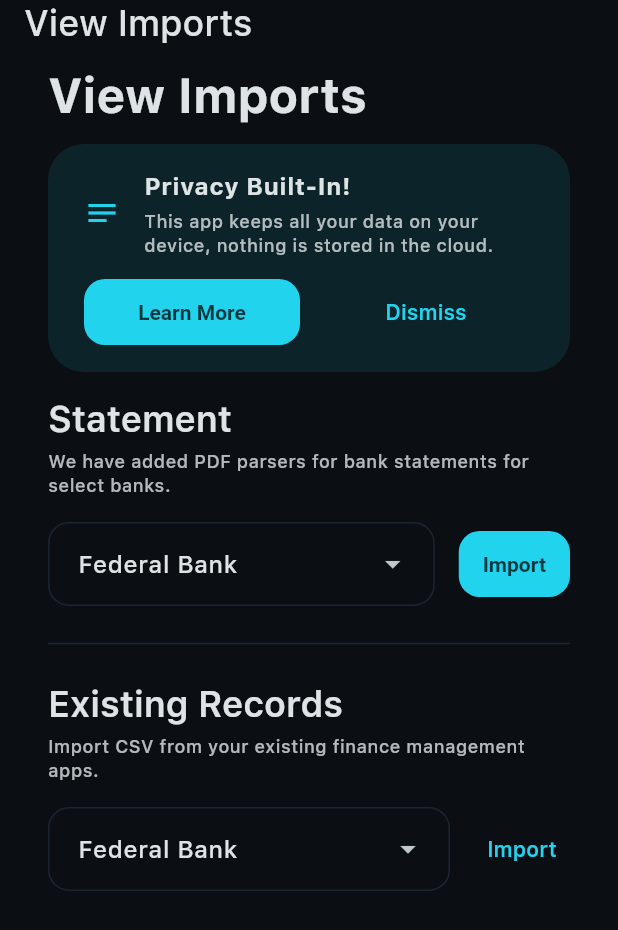
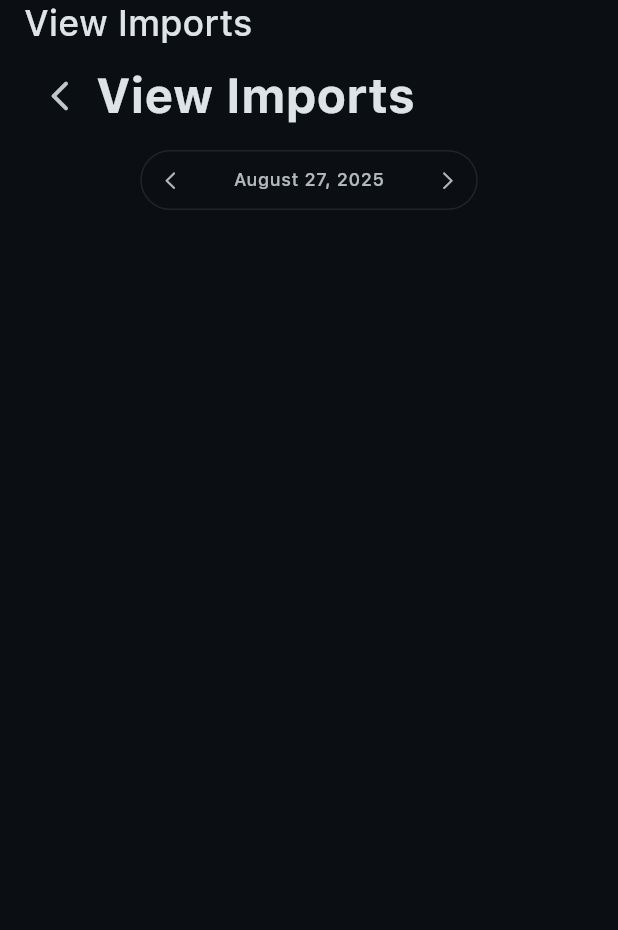
Before and after one commit to Ronak99/MyMoney, a Flutter app: the ViewImportsPage screen opened by its route, on a phone screen of 412 x 824 dp. Shown: the top 930 px of the screen. Run offline on Flutter 3.47's test engine with Material 3 defaults, Android fonts, the phone set to English and light mode, and no system bars; our stand-ins replace file_picker, floor, flutter_bloc, flutter_sticky_header, freezed_annotation, get and 3 more; missing offline and left inert: syncfusion_flutter_pdf; accounts and stored records are empty; generated files the repository leaves out were written again.

Commit message:
feat: everything imports

```diff
--- a/lib/model/transaction_category.dart
+++ b/lib/model/transaction_category.dart
@@ -22,4 +22,8 @@ class TransactionCategory {
     required this.type,
     required this.createdOn,
   });
+
+  factory TransactionCategory.unknown() {
+    return TransactionCategory(name: 'unknown', description: 'unknown', type: CategoryType.expense, createdOn: DateTime.now());
+  }
 }
--- a/lib/presentation/pages/import/import_page.dart
+++ b/lib/presentation/pages/import/import_page.dart
@@ -24,14 +24,6 @@ class ImportPage extends StatelessWidget {
         child: Column(
           crossAxisAlignment: CrossAxisAlignment.start,
           children: [
-            SizedBox(
-              height: 40,
-              child: Text(
-                "Import",
-                style: context.textTheme.headlineLarge,
-              ),
-            ),
-            const SizedBox(height: 12),
             ValueListenableBuilder(
               valueListenable: showInfoDialog,
               builder: (context, value, child) =>
--- a/lib/presentation/pages/import/state/import_state.dart
+++ b/lib/presentation/pages/import/state/import_state.dart
@@ -9,5 +9,7 @@ class ImportState with _$ImportState {
     @Default(false) bool? isLoading,
     @Default(null) String? previousPassword,
     @Default([]) List<Transaction> transactions,
+    @Default([]) List<Transaction> filteredTransactions,
+    DateTime? selectedDate,
   }) = _ImportState;
 }
--- a/lib/presentation/pages/import/view/view_imports_page.dart
+++ b/lib/presentation/pages/import/view/view_imports_page.dart
@@ -1,256 +1,123 @@
-import 'dart:io';
-import 'package:file_picker/file_picker.dart';
 import 'package:flutter/material.dart';
+import 'package:flutter_bloc/flutter_bloc.dart';
+import 'package:flutter_sticky_header/flutter_sticky_header.dart';
+import 'package:my_money/enums/date_action.dart';
 import 'package:my_money/extensions/build_context.dart';
+import 'package:my_money/extensions/date.dart';
+import 'package:my_money/extensions/transactions.dart';
 import 'package:my_money/model/transaction.dart';
-import 'package:my_money/packages/parser/parser.dart';
-import 'package:my_money/presentation/routes/route_generator.dart';
-import 'package:my_money/presentation/widgets/custom_bottom_sheet.dart';
+import 'package:my_money/presentation/pages/home/widgets/transaction_list_item.dart';
+import 'package:my_money/presentation/pages/import/state/import_cubit.dart';
+import 'package:my_money/presentation/pages/import/state/import_state.dart';
+import 'package:my_money/presentation/pages/import/widgets/imported_transaction_list_item.dart';
+import 'package:my_money/presentation/widgets/capsule_date_selector.dart';
 import 'package:my_money/presentation/widgets/custom_scaffold.dart';
+import 'package:my_money/presentation/widgets/list_view_separated.dart';
+import 'package:go_router/go_router.dart';
 
 class ViewImportsPage extends StatelessWidget {
   const ViewImportsPage({super.key});
 
   @override
   Widget build(BuildContext context) {
-    final ValueNotifier<bool> showInfoDialog = ValueNotifier(true);
-    final ValueNotifier<Bank> selectedBank = ValueNotifier(Bank.fi);
-
     return CustomScaffold(
       title: "View Imports",
       body: Container(
         width: double.infinity,
-        padding: const EdgeInsets.symmetric(horizontal: 16),
-        child: Column(
-          crossAxisAlignment: CrossAxisAlignment.start,
-          children: [
-            SizedBox(
-              height: 40,
-              child: Text(
-                "View Imports",
-                style: context.textTheme.headlineLarge,
-              ),
-            ),
-            const SizedBox(height: 12),
-            ValueListenableBuilder(
-              valueListenable: showInfoDialog,
-              builder: (context, value, child) =>
-                  value ? child! : const SizedBox.shrink(),
-              child: InfoCard(onDismiss: () => showInfoDialog.value = false),
-            ),
-            const SizedBox(height: 16),
-            ImportSection(
-              title: "Statement",
-              description:
-                  "We have added PDF parsers for bank statements for select banks.",
-              actionLabel: "Import",
-              onImport: () async {
-                CustomBottomSheet.noBankAccount().show(context);
-                // try{
-                //   final pickedFile = await pickFile();
-                //   await _handleImport(pickedFile, selectedBank.value);
-                // }catch(e){}
-              },
-              selectedBank: selectedBank,
-            ),
-            const Divider(
-              height: 50,
-            ),
-            ImportSection(
-              title: "Existing Records",
-              description:
-                  "Import CSV from your existing finance management apps.",
-              actionLabel: "Import",
-              onImport: () async {
-
-              },
-              selectedBank: selectedBank,
-              isCsv: true,
-            ),
-          ],
-        ),
-      ),
-    );
-  }
-
-  Future<void> _handleImport(FilePickerResult pickedFile, Bank bank) async {
-    PlatformFile file = pickedFile.files.first;
-
-    List<Transaction> transactions =
-        await BankStatementService.instance.extract(
-      file: File(file.path!),
-      bank: bank,
-      password: "",
-    );
-
-    RouteGenerator.transactionCubit.setTransactions(transactions);
-  }
-}
-
-/// Reusable info card with dismiss button
-class InfoCard extends StatelessWidget {
-  final VoidCallback onDismiss;
-
-  const InfoCard({super.key, required this.onDismiss});
-
-  @override
-  Widget build(BuildContext context) {
-    return Container(
-      decoration: BoxDecoration(
-        borderRadius: BorderRadius.circular(24),
-        color: context.colorScheme.primary.withOpacity(.1),
-      ),
-      padding: const EdgeInsets.symmetric(horizontal: 24, vertical: 16),
-      child: Column(
-        children: [
-          Row(
+        child: BlocBuilder<ImportCubit, ImportState>(builder: (context, state) {
+          return Column(
+            crossAxisAlignment: CrossAxisAlignment.start,
             children: [
-              Icon(Icons.notes, color: context.colorScheme.primary),
-              const SizedBox(width: 16),
-              Expanded(
-                child: Column(
-                  crossAxisAlignment: CrossAxisAlignment.start,
+              SizedBox(
+                height: 40,
+                child: Row(
                   children: [
+                    IconButton(
+                      onPressed: () => context.pop(),
+                      icon: const Icon(Icons.arrow_back_ios_new_rounded),
+                    ),
                     Text(
-                      "Privacy Built-In!",
-                      style: context.textTheme.bodyLarge!.copyWith(
-                        fontWeight: FontWeight.w700,
-                        color: context.colorScheme.onSurface,
+                      "View Imports",
+                      style: context.textTheme.headlineLarge,
+                    ),
+                    const Spacer(),
+                    if (state.filteredTransactions.isNotEmpty)
+                      TextButton(
+                        onPressed: () {},
+                        child: const Text("Save"),
                       ),
-                    ),
-                    const SizedBox(height: 4),
-                    Text(
-                      "This app keeps all your data on your device, nothing is stored in the cloud.",
-                      style: context.textTheme.bodySmall!.copyWith(
-                        color: context.colorScheme.onSurface.withOpacity(.8),
-                      ),
-                    ),
                   ],
                 ),
               ),
-            ],
-          ),
-          const SizedBox(height: 12),
-          Row(
-            children: [
-              Expanded(
-                child: ElevatedButton(
-                  onPressed: () => CustomBottomSheet.privacy().show(context),
-                  child: const Text("Learn More"),
+              Container(
+                height: 40,
+                margin: const EdgeInsets.symmetric(vertical: 16),
+                alignment: Alignment.center,
+                child: CapsuleDateSelector(
+                  context: context,
+                  selectedDate: state.selectedDate!.formatDate,
+                  onPrev: () => context
+                      .read<ImportCubit>()
+                      .updateDate(action: DateAction.decrementMonth),
+                  onNext: () => context
+                      .read<ImportCubit>()
+                      .updateDate(action: DateAction.incrementMonth),
                 ),
               ),
-              const SizedBox(width: 12),
               Expanded(
-                child: TextButton(
-                  onPressed: onDismiss,
-                  child: const Text("Dismiss"),
+                child: CustomScrollView(
+                  slivers: state.filteredTransactions.groupByDate.keys
+                      .map(
+                        (key) => SliverStickyHeader(
+                          header: Container(
+                            alignment: Alignment.centerLeft,
+                            decoration: BoxDecoration(
+                              color: context.colorScheme.surface,
+                              border: Border(
+                                bottom: BorderSide(
+                                  color: context.colorScheme.primary
+                                      .withOpacity(.2),
+                                ),
+                              ),
+                            ),
+                            padding: const EdgeInsets.symmetric(
+                              horizontal: 16,
+                              vertical: 12,
+                            ),
+                            child: Text(key.formatDate),
+                          ),
+                          sliver: SliverToBoxAdapter(
+                            child: Container(
+                              decoration: BoxDecoration(
+                                border: Border(
+                                  bottom: BorderSide(
+                                    color: context.colorScheme.primary
+                                        .withOpacity(.2),
+                                  ),
+                                ),
+                              ),
+                              padding: const EdgeInsets.symmetric(vertical: 12),
+                              child: Column(
+                                children: state.transactions.groupByDate[key]!
+                                    .map(
+                                      (transaction) =>
+                                          ImportedTransactionListItem(
+                                        transaction: transaction,
+                                      ),
+                                    )
+                                    .toList(),
+                              ),
+                            ),
+                          ),
+                        ),
+                      )
+                      .toList(),
                 ),
               ),
             ],
-          ),
-        ],
+          );
+        }),
       ),
     );
   }
 }
-
-/// Reusable section for bank import
-class ImportSection extends StatelessWidget {
-  final String title;
-  final String description;
-  final String actionLabel;
-  final Future<void> Function() onImport;
-  final ValueNotifier<Bank> selectedBank;
-  final bool isCsv;
-
-  const ImportSection({
-    super.key,
-    required this.title,
-    required this.description,
-    required this.actionLabel,
-    required this.onImport,
-    required this.selectedBank,
-    this.isCsv = false,
-  });
-
-  @override
-  Widget build(BuildContext context) {
-    return ValueListenableBuilder<Bank>(
-      valueListenable: selectedBank,
-      builder: (context, bank, _) {
-        return Column(
-          crossAxisAlignment: CrossAxisAlignment.start,
-          children: [
-            Text(title, style: context.textTheme.headlineSmall),
-            const SizedBox(height: 4),
-            Text(
-              description,
-              style: context.textTheme.bodySmall!.copyWith(
-                color: context.colorScheme.onSurface.withOpacity(.8),
-              ),
-            ),
-            const SizedBox(height: 16),
-            BankSelectorRow(
-              selectedBank: bank,
-              onBankSelected: (b) => selectedBank.value = b,
-              onImport: onImport,
-              actionLabel: actionLabel,
-              isCsv: isCsv,
-            ),
-          ],
-        );
-      },
-    );
-  }
-}
-
-/// Row with dropdown + import button
-class BankSelectorRow extends StatelessWidget {
-  final Bank selectedBank;
-  final ValueChanged<Bank> onBankSelected;
-  final Future<void> Function() onImport;
-  final String actionLabel;
-  final bool isCsv;
-
-  const BankSelectorRow({
-    super.key,
-    required this.selectedBank,
-    required this.onBankSelected,
-    required this.onImport,
-    required this.actionLabel,
-    this.isCsv = false,
-  });
-
-  @override
-  Widget build(BuildContext context) {
-    return Row(
-      children: [
-        Expanded(
-          child: DropdownMenu<Bank>(
-            initialSelection: selectedBank,
-            width: double.infinity,
-            dropdownMenuEntries: Bank.values
-                .map((e) => DropdownMenuEntry<Bank>(
-                      value: e,
-                      label: e.name,
-                    ))
-                .toList(),
-            onSelected: (bank) {
-              if (bank != null) onBankSelected(bank);
-            },
-          ),
-        ),
-        const SizedBox(width: 16),
-        isCsv
-            ? TextButton(
-                onPressed: onImport,
-                child: Text(actionLabel),
-              )
-            : ElevatedButton(
-                onPressed: onImport,
-                child: Text(actionLabel),
-              ),
-      ],
-    );
-  }
-}
--- /dev/null
+++ b/lib/presentation/widgets/capsule_date_selector.dart
@@ -0,0 +1,85 @@
+import 'package:flutter/cupertino.dart';
+import 'package:flutter/material.dart';
+import 'package:my_money/extensions/build_context.dart';
+
+class CapsuleDateSelector extends StatelessWidget {
+  final String selectedDate;
+  final VoidCallback onPrev;
+  final VoidCallback onNext;
+  final BuildContext context;
+
+  const CapsuleDateSelector({
+    super.key,
+    required this.context,
+    required this.selectedDate,
+    required this.onPrev,
+    required this.onNext,
+  });
+
+  @override
+  Widget build(BuildContext context) {
+    return Container(
+      decoration: BoxDecoration(
+        borderRadius: BorderRadius.circular(50),
+        border: Border.all(
+          color: context.colorScheme.onSurface.withOpacity(.1),
+        ),
+      ),
+      width: 225,
+      padding: const EdgeInsets.symmetric(horizontal: 4),
+      child: Row(
+        children: [
+          _ArrowButton(
+            icon: CupertinoIcons.left_chevron,
+            onPressed: onPrev,
+            context: context,
+          ),
+          Expanded(
+            child: Center(
+              child: Text(
+                selectedDate,
+                style: context.textTheme.bodySmall!.copyWith(
+                  fontWeight: FontWeight.w500,
+                  color: context.colorScheme.onSurface.withOpacity(.8),
+                ),
+              ),
+            ),
+          ),
+          _ArrowButton(
+            icon: CupertinoIcons.right_chevron,
+            onPressed: onNext,
+            context: context,
+          ),
+        ],
+      ),
+    );
+  }
+}
+
+class _ArrowButton extends StatelessWidget {
+  final IconData icon;
+  final VoidCallback onPressed;
+  final BuildContext context;
+
+  const _ArrowButton({
+    required this.icon,
+    required this.onPressed,
+    required this.context,
+  });
+
+  @override
+  Widget build(BuildContext _) {
+    return SizedBox(
+      height: 30,
+      width: 30,
+      child: IconButton(
+        iconSize: 15,
+        onPressed: onPressed,
+        icon: Icon(
+          icon,
+          color: context.colorScheme.onSurface.withOpacity(.8),
+        ),
+      ),
+    );
+  }
+}
```
Also changed, not shown: lib/presentation/pages/import/state/import_cubit.dart (+50 -10 lines), lib/presentation/pages/transactions/create/widgets/transaction_type_selector.dart (+30 -9 lines), lib/presentation/pages/transactions/widgets/transaction_header.dart (+2 -82 lines), lib/presentation/pages/import/state/import_state.freezed.dart.
